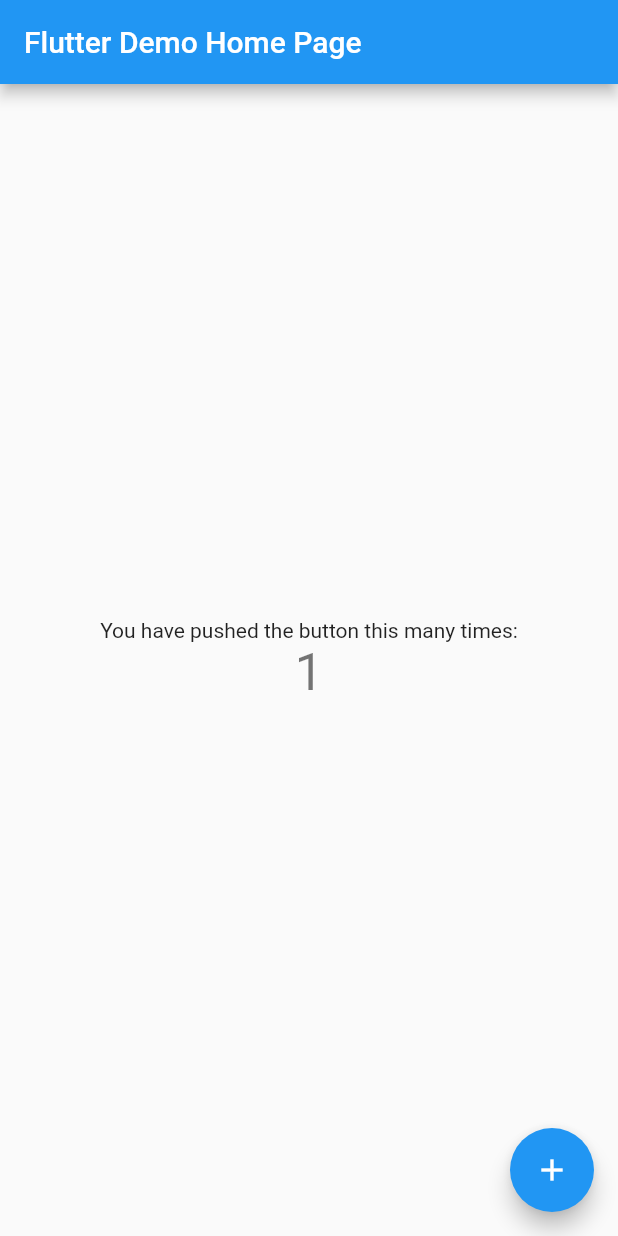
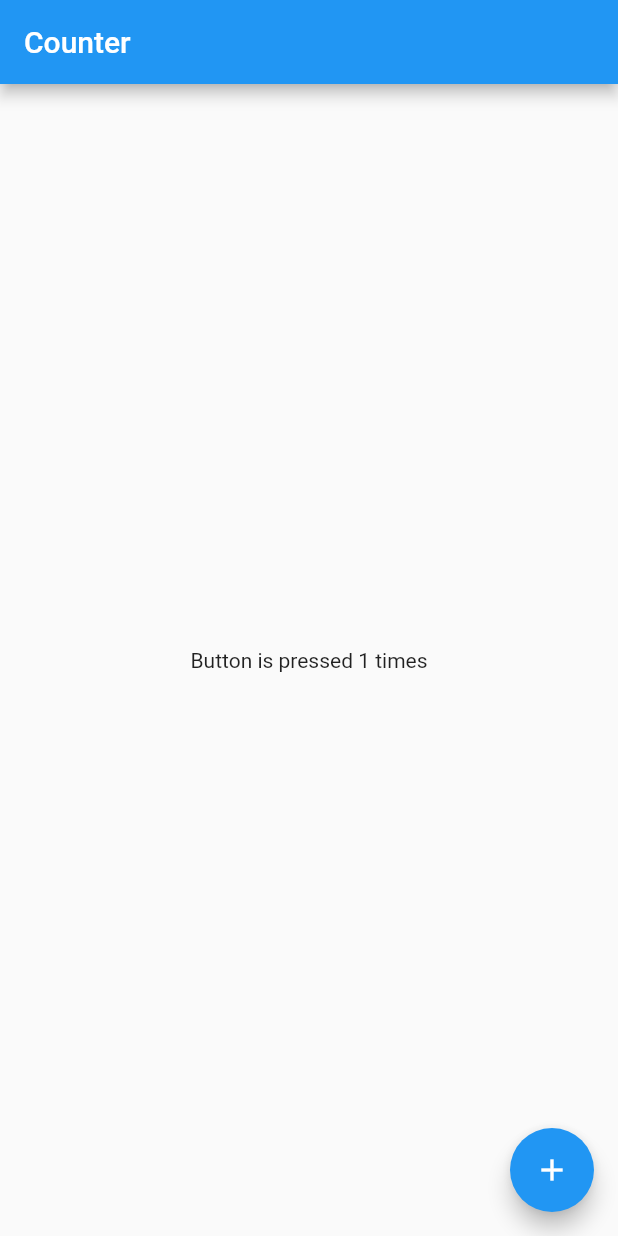
Before and after one commit to amikudev/hello_flutter_bloc_counter_app, a Flutter app: the screen it shows after launch, after a tap on the "add" icon, on a phone screen of 412 x 824 dp. Run offline on Flutter 3.47's test engine with Material 2 defaults, Android fonts, the light colour scheme and no system bars; our stand-ins replace bloc, equatable, flutter_bloc.

Commit message:
Our changes

```diff
--- a/lib/main.dart
+++ b/lib/main.dart
@@ -1,4 +1,7 @@
 import 'package:flutter/material.dart';
+import 'package:flutter_bloc/flutter_bloc.dart';
+import 'package:hello_flutter_bloc_counter_app/screens/counter.dart';
+import 'package:hello_flutter_bloc_counter_app/screens/cubit/counter_cubit.dart';
 
 void main() {
   runApp(MyApp());
@@ -8,7 +11,11 @@
   // This widget is the root of your application.
   @override
   Widget build(BuildContext context) {
-    return MaterialApp(
+    return MultiBlocProvider(
+      providers: [
+        BlocProvider<CounterCubit>(create: (_) => CounterCubit()),
+      ],
+      child: MaterialApp(
         title: 'Flutter Demo',
         theme: ThemeData(
           // This is the theme of your application.
@@ -22,92 +29,8 @@
           // is not restarted.
           primarySwatch: Colors.blue,
         ),
-      home: MyHomePage(title: 'Flutter Demo Home Page'),
+        home: CounterScreen(),
+      ),
     );
   }
 }
-
-class MyHomePage extends StatefulWidget {
-  MyHomePage({Key key, this.title}) : super(key: key);
-
-  // This widget is the home page of your application. It is stateful, meaning
-  // that it has a State object (defined below) that contains fields that affect
-  // how it looks.
-
-  // This class is the configuration for the state. It holds the values (in this
-  // case the title) provided by the parent (in this case the App widget) and
-  // used by the build method of the State. Fields in a Widget subclass are
-  // always marked "final".
-
-  final String title;
-
-  @override
-  _MyHomePageState createState() => _MyHomePageState();
-}
-
-class _MyHomePageState extends State<MyHomePage> {
-  int _counter = 0;
-
-  void _incrementCounter() {
-    setState(() {
-      // This call to setState tells the Flutter framework that something has
-      // changed in this State, which causes it to rerun the build method below
-      // so that the display can reflect the updated values. If we changed
-      // _counter without calling setState(), then the build method would not be
-      // called again, and so nothing would appear to happen.
-      _counter++;
-    });
-  }
-
-  @override
-  Widget build(BuildContext context) {
-    // This method is rerun every time setState is called, for instance as done
-    // by the _incrementCounter method above.
-    //
-    // The Flutter framework has been optimized to make rerunning build methods
-    // fast, so that you can just rebuild anything that needs updating rather
-    // than having to individually change instances of widgets.
-    return Scaffold(
-      appBar: AppBar(
-        // Here we take the value from the MyHomePage object that was created by
-        // the App.build method, and use it to set our appbar title.
-        title: Text(widget.title),
-      ),
-      body: Center(
-        // Center is a layout widget. It takes a single child and positions it
-        // in the middle of the parent.
-        child: Column(
-          // Column is also a layout widget. It takes a list of children and
-          // arranges them vertically. By default, it sizes itself to fit its
-          // children horizontally, and tries to be as tall as its parent.
-          //
-          // Invoke "debug painting" (press "p" in the console, choose the
-          // "Toggle Debug Paint" action from the Flutter Inspector in Android
-          // Studio, or the "Toggle Debug Paint" command in Visual Studio Code)
-          // to see the wireframe for each widget.
-          //
-          // Column has various properties to control how it sizes itself and
-          // how it positions its children. Here we use mainAxisAlignment to
-          // center the children vertically; the main axis here is the vertical
-          // axis because Columns are vertical (the cross axis would be
-          // horizontal).
-          mainAxisAlignment: MainAxisAlignment.center,
-          children: <Widget>[
-            Text(
-              'You have pushed the button this many times:',
-            ),
-            Text(
-              '$_counter',
-              style: Theme.of(context).textTheme.headline4,
-            ),
-          ],
-        ),
-      ),
-      floatingActionButton: FloatingActionButton(
-        onPressed: _incrementCounter,
-        tooltip: 'Increment',
-        child: Icon(Icons.add),
-      ), // This trailing comma makes auto-formatting nicer for build methods.
-    );
-  }
-}
--- /dev/null
+++ b/lib/screens/counter.dart
@@ -0,0 +1,33 @@
+import 'package:flutter/material.dart';
+import 'package:flutter_bloc/flutter_bloc.dart';
+import 'package:hello_flutter_bloc_counter_app/screens/cubit/counter_cubit.dart';
+
+class CounterScreen extends StatelessWidget {
+  const CounterScreen({Key key}) : super(key: key);
+
+  @override
+  Widget build(BuildContext context) {
+    return BlocConsumer<CounterCubit, CounterState>(
+      listener: (context, state) {
+        // TODO: implement listener
+      },
+      builder: (context, state) {
+        return Scaffold(
+          appBar: AppBar(
+            title: Text("Counter"),
+          ),
+          body: Center(
+            child: Text('Button is pressed ${state.count} times'),
+          ),
+          floatingActionButton: FloatingActionButton(
+            child: Icon(Icons.add),
+            onPressed: () {
+              // state.
+              context.read<CounterCubit>().increment();
+            },
+          ),
+        );
+      },
+    );
+  }
+}
--- /dev/null
+++ b/lib/screens/cubit/counter_cubit.dart
@@ -0,0 +1,12 @@
+import 'package:bloc/bloc.dart';
+import 'package:equatable/equatable.dart';
+
+part 'counter_state.dart';
+
+class CounterCubit extends Cubit<CounterState> {
+  CounterCubit() : super(CounterState.initial());
+
+  void increment() {
+    emit(CounterState(state.count+1));
+  }
+}
--- /dev/null
+++ b/lib/screens/cubit/counter_state.dart
@@ -0,0 +1,17 @@
+part of 'counter_cubit.dart';
+
+class CounterState extends Equatable {
+  final int count;
+
+  CounterState(this.count);
+
+  factory CounterState.initial() {
+    return CounterState(0);
+  }
+
+  @override
+  bool get stringify => super.stringify;
+
+  @override
+  List<Object> get props => [count];
+}
--- a/pubspec.yaml
+++ b/pubspec.yaml
@@ -23,6 +23,10 @@
 dependencies:
   flutter:
     sdk: flutter
+  flutter_bloc: ^7.0.0
+  equatable: ^2.0.0
+  meta: ^1.3.0
+
 
 
   # The following adds the Cupertino Icons font to your application.
```
Also changed, not shown: pubspec.lock. Lines whose indentation alone changed are shown as unchanged.
